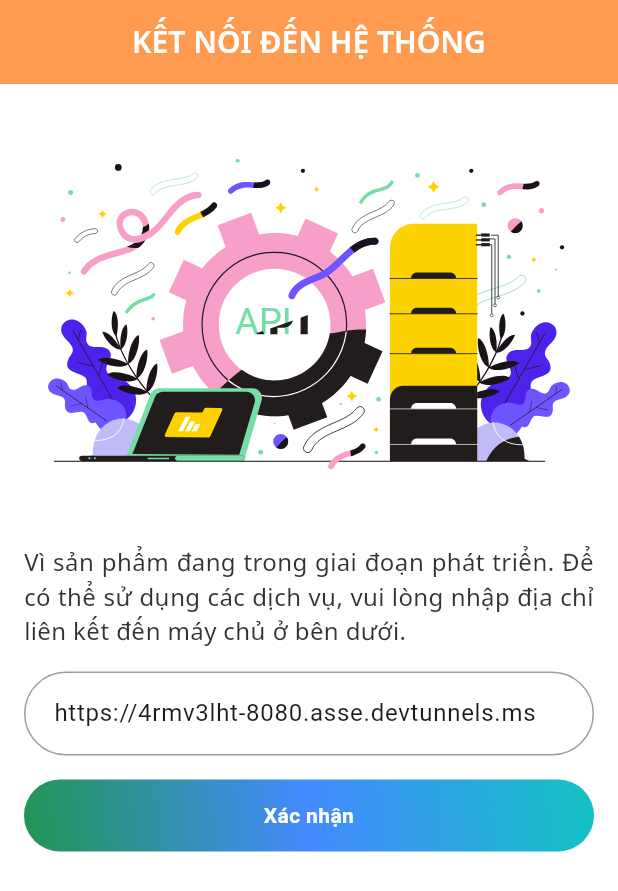
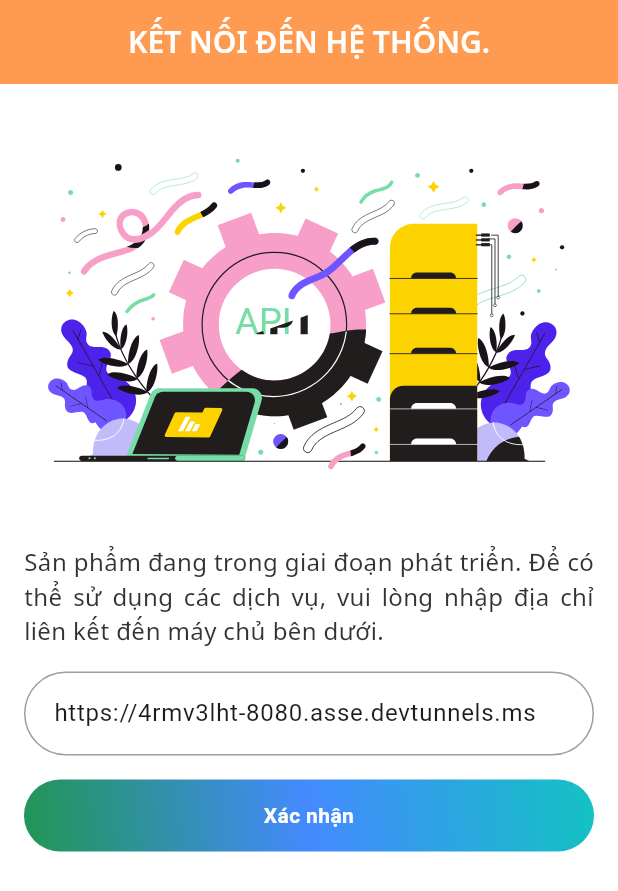
Before and after one commit to hiuussi/social-media-app, a Flutter app: the ConnectToServerScreen screen opened by its route, on a phone screen of 412 x 824 dp. Shown: the top 891 px of the screen. Run offline on Flutter 3.47's test engine with Material 3 defaults, Android fonts, the phone set to English and light mode, and no system bars; our stand-ins replace after_layout, animated_text_kit, bloc, bot_toast, cached_network_image, device_preview and 17 more; missing offline and left inert: audio_session, dart_openai, flutter_sound, google_speech; accounts and stored records are empty; generated files the repository leaves out were written again; project files that could hold a hidden picture were left out.

Commit message:
Update connect_to_server_screen

```diff
--- a/lib/screens/connect_to_server_screen/connect_to_server_screen.dart
+++ b/lib/screens/connect_to_server_screen/connect_to_server_screen.dart
@@ -78,7 +78,7 @@ class ConnectToServerScreen extends StatelessWidget {
               return AppLayout(
                 leading: const SizedBox.shrink(),
                 resizeToAvoidBottomInset: true,
-                title: "Kết nối đến hệ thống".toUpperCase(),
+                title: "Kết nối đến hệ thống.".toUpperCase(),
                 child: Padding(
                   padding: const EdgeInsets.all(16.0),
                   child: SingleChildScrollView(
@@ -90,13 +90,13 @@ class ConnectToServerScreen extends StatelessWidget {
                         Assets.icons.pcFetchApi
                             .svg(width: MediaQuery.of(context).size.width),
                         AppText(
-                          "Vì sản phẩm đang trong giai đoạn phát triển. Để có thể sử dụng các dịch vụ, vui lòng nhập địa chỉ liên kết đến máy chủ ở bên dưới.",
+                          "Sản phẩm đang trong giai đoạn phát triển. Để có thể sử dụng các dịch vụ, vui lòng nhập địa chỉ liên kết đến máy chủ bên dưới.",
                           textAlign: TextAlign.justify,
                           color: AppColors.titleText,
                           fontSize: 16,
                         ),
                         AppTextField(
-                          placeholder: "Nhập địa chỉ url của bạn tại đây",
+                          placeholder: "Nhập địa chỉ URL của bạn tại đây.",
                           controller: _textController,
                           initValue: "https://4rmv3lht-8080.asse.devtunnels.ms",
                           onChanged: context
```
